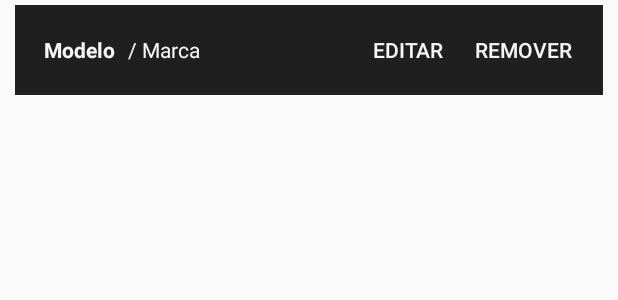
After one commit to pedromihael/cellphonedatabase, an Android app: the layout card_item_model.xml on its own in the app's theme, with its tools: preview values and no code run, on a phone screen of 412 x 824 dp. The commit adds this screen. Shown: the top 300 px of the screen. Run offline under Robolectric (Android 15) with nearby library versions, the phone set to English and light mode, and no system bars.

Commit message:
add card for model and brand layout

```diff
--- /dev/null
+++ b/app/src/main/res/layout/card_item_model.xml
@@ -0,0 +1,60 @@
+<?xml version="1.0" encoding="utf-8"?>
+<RelativeLayout xmlns:android="http://schemas.android.com/apk/res/android"
+    android:id="@+id/card_item_model"
+    android:layout_width="match_parent"
+    android:layout_height="60dp"
+    android:layout_marginHorizontal="10dp"
+    android:layout_marginVertical="3dp"
+    android:background="@color/grey"
+    android:orientation="horizontal">
+
+    <LinearLayout
+        android:layout_width="match_parent"
+        android:layout_height="match_parent"
+        android:orientation="horizontal"
+        android:paddingVertical="20dp"
+        android:paddingLeft="10dp">
+
+        <TextView
+            android:id="@+id/card_text_model"
+            android:layout_width="wrap_content"
+            android:layout_height="wrap_content"
+            android:layout_weight="1"
+            android:gravity="center"
+            android:text="@string/card_model_model"
+            android:textColor="@color/textWhite"
+            android:textStyle="bold" />
+
+        <TextView
+            android:id="@+id/card_text_brand"
+            android:layout_width="wrap_content"
+            android:layout_height="wrap_content"
+            android:layout_weight="2"
+            android:gravity="left"
+            android:text="@string/card_model_brand"
+            android:textColor="@color/textWhite" />
+
+        <Button
+            android:id="@+id/card_edit_button"
+            style="@style/Widget.AppCompat.Button.Borderless"
+            android:layout_width="wrap_content"
+            android:layout_height="wrap_content"
+            android:layout_weight="2"
+            android:background="@null"
+            android:gravity="right"
+            android:text="Editar"
+            android:textColor="@color/textWhite" />
+
+        <Button
+            android:id="@+id/card_delete_button"
+            style="@style/Widget.AppCompat.Button.Borderless"
+            android:layout_width="wrap_content"
+            android:layout_height="wrap_content"
+            android:layout_weight="1"
+            android:background="@null"
+            android:gravity="center"
+            android:text="Remover"
+            android:textColor="@color/textWhite" />
+    </LinearLayout>
+
+</RelativeLayout>
--- a/app/src/main/res/values/strings.xml
+++ b/app/src/main/res/values/strings.xml
@@ -3,11 +3,13 @@
     <string name="tab_text_1">Modelos</string>
     <string name="tab_text_2">Marcas</string>
 
-    <!-- TODO: Remove or change this placeholder text -->
     <string name="dialog_placeholder_model">Modelo</string>
     <string name="dialog_placeholder_brand">Marca</string>
     <string name="dialog_placeholder_year">Ano do modelo</string>
     <string name="dialog_title">Novo modelo</string>
     <string name="dialog_negative_button">Cancelar</string>
     <string name="dialog_positive_button">Adicionar</string>
+    <string name="card_brand_brand">Marca</string>
+    <string name="card_model_model">Modelo</string>
+    <string name="card_model_brand">/ Marca</string>
 </resources>
```
Also changed, not shown: app/src/main/res/layout/card_item_brand.xml (added, +51 -0 lines).
